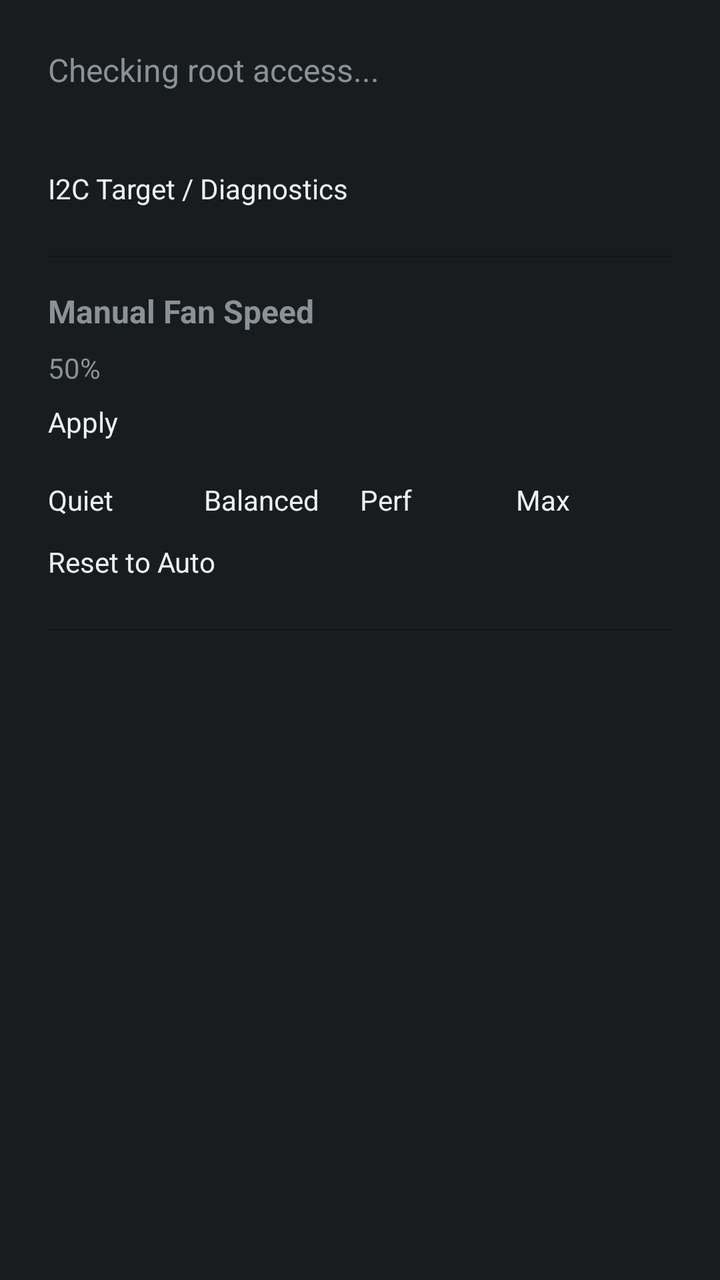
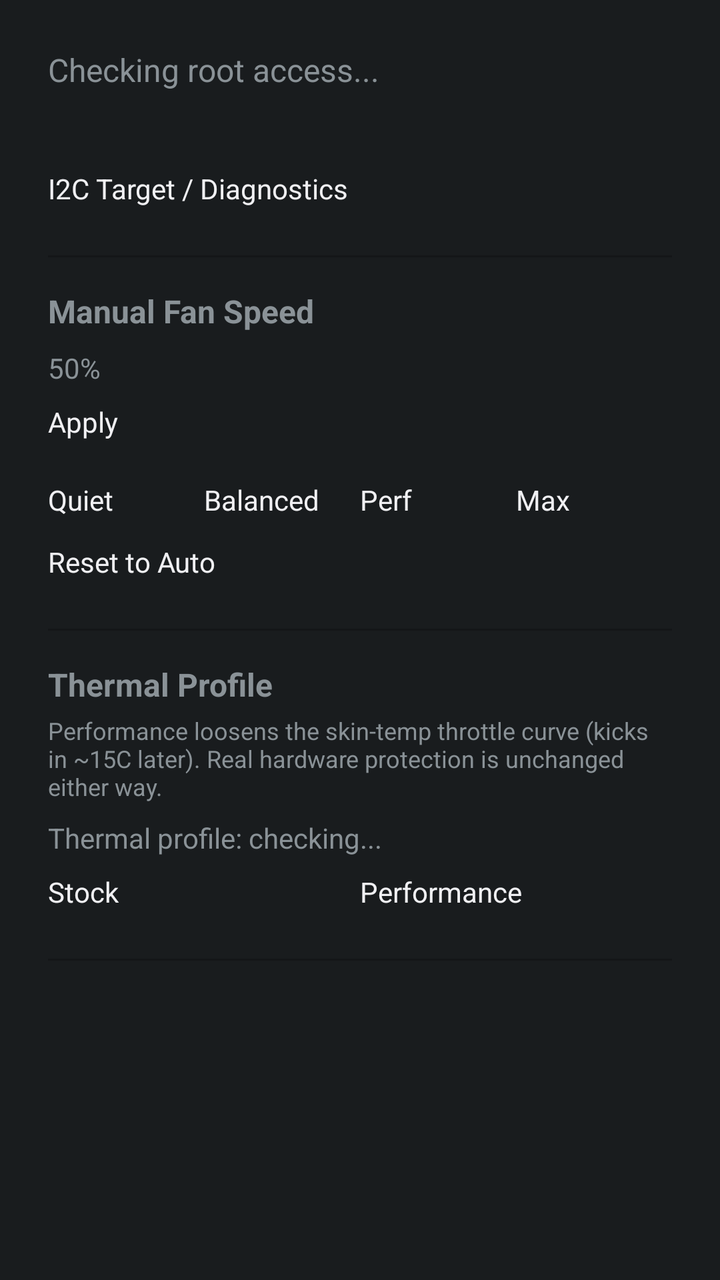

Compare the two renders of this Android layout. The source of the first and the diff that turns it into the second are given below.
<!-- AndroidManifest.xml: application theme android:Theme.DeviceDefault -->
<!-- res/layout/activity_main.xml -->
<?xml version="1.0" encoding="utf-8"?>
<ScrollView xmlns:android="http://schemas.android.com/apk/res/android"
    android:layout_width="match_parent"
    android:layout_height="match_parent">

    <LinearLayout
        android:layout_width="match_parent"
        android:layout_height="wrap_content"
        android:orientation="vertical"
        android:padding="24dp">

        <TextView
            android:id="@+id/root_status"
            android:layout_width="wrap_content"
            android:layout_height="wrap_content"
            android:textSize="16sp"
            android:text="Checking root access..." />

        <TextView
            android:id="@+id/path_status"
            android:layout_width="wrap_content"
            android:layout_height="wrap_content"
            android:layout_marginTop="4dp"
            android:textSize="14sp"
            android:text="" />

        <Button
            android:id="@+id/grant_shizuku_button"
            android:layout_width="wrap_content"
            android:layout_height="wrap_content"
            android:layout_marginTop="8dp"
            android:text="Grant Shizuku Permission"
            android:visibility="gone" />

        <Button
            android:id="@+id/discover_button"
            android:layout_width="wrap_content"
            android:layout_height="wrap_content"
            android:layout_marginTop="16dp"
            android:text="I2C Target / Diagnostics" />

        <View
            android:layout_width="match_parent"
            android:layout_height="1dp"
            android:layout_marginTop="24dp"
            android:layout_marginBottom="16dp"
            android:background="#33000000" />

        <TextView
            android:layout_width="wrap_content"
            android:layout_height="wrap_content"
            android:textSize="16sp"
            android:textStyle="bold"
            android:text="Manual Fan Speed" />

        <SeekBar
            android:id="@+id/percent_seekbar"
            android:layout_width="match_parent"
            android:layout_height="wrap_content"
            android:layout_marginTop="8dp"
            android:max="100" />

        <TextView
            android:id="@+id/percent_label"
            android:layout_width="wrap_content"
            android:layout_height="wrap_content"
            android:text="50%" />

        <Button
            android:id="@+id/apply_button"
            android:layout_width="wrap_content"
            android:layout_height="wrap_content"
            android:layout_marginTop="8dp"
            android:text="Apply" />

        <LinearLayout
            android:layout_width="match_parent"
            android:layout_height="wrap_content"
            android:layout_marginTop="20dp"
            android:orientation="horizontal"
            android:weightSum="4">

            <Button
                android:id="@+id/preset_quiet"
                android:layout_width="0dp"
                android:layout_weight="1"
                android:layout_height="wrap_content"
                android:text="Quiet" />

            <Button
                android:id="@+id/preset_balanced"
                android:layout_width="0dp"
                android:layout_weight="1"
                android:layout_height="wrap_content"
                android:text="Balanced" />

            <Button
                android:id="@+id/preset_performance"
                android:layout_width="0dp"
                android:layout_weight="1"
                android:layout_height="wrap_content"
                android:text="Perf" />

            <Button
                android:id="@+id/preset_max"
                android:layout_width="0dp"
                android:layout_weight="1"
                android:layout_height="wrap_content"
                android:text="Max" />

        </LinearLayout>

        <Button
            android:id="@+id/reset_auto_button"
            android:layout_width="wrap_content"
            android:layout_height="wrap_content"
            android:layout_marginTop="12dp"
            android:text="Reset to Auto" />

        <View
            android:layout_width="match_parent"
            android:layout_height="1dp"
            android:layout_marginTop="24dp"
            android:layout_marginBottom="12dp"
            android:background="#33000000" />

        <TextView
            android:id="@+id/log_view"
            android:layout_width="match_parent"
            android:layout_height="wrap_content"
            android:fontFamily="monospace"
            android:textSize="12sp"
            android:text="" />

    </LinearLayout>

</ScrollView>
<!-- resources referenced by this layout -->
<resources>

</resources>

<!-- the commit's change to res/layout/activity_main.xml (unified diff, before → after) -->
@@ -121,6 +121,57 @@
             android:layout_width="match_parent"
             android:layout_height="1dp"
             android:layout_marginTop="24dp"
+            android:layout_marginBottom="16dp"
+            android:background="#33000000" />
+
+        <TextView
+            android:layout_width="wrap_content"
+            android:layout_height="wrap_content"
+            android:textSize="16sp"
+            android:textStyle="bold"
+            android:text="Thermal Profile" />
+
+        <TextView
+            android:layout_width="wrap_content"
+            android:layout_height="wrap_content"
+            android:layout_marginTop="4dp"
+            android:textSize="12sp"
+            android:text="Performance loosens the skin-temp throttle curve (kicks in ~15C later). Real hardware protection is unchanged either way." />
+
+        <TextView
+            android:id="@+id/thermal_profile_status"
+            android:layout_width="wrap_content"
+            android:layout_height="wrap_content"
+            android:layout_marginTop="8dp"
+            android:text="Thermal profile: checking..." />
+
+        <LinearLayout
+            android:layout_width="match_parent"
+            android:layout_height="wrap_content"
+            android:layout_marginTop="8dp"
+            android:orientation="horizontal"
+            android:weightSum="2">
+
+            <Button
+                android:id="@+id/thermal_stock_button"
+                android:layout_width="0dp"
+                android:layout_weight="1"
+                android:layout_height="wrap_content"
+                android:text="Stock" />
+
+            <Button
+                android:id="@+id/thermal_performance_button"
+                android:layout_width="0dp"
+                android:layout_weight="1"
+                android:layout_height="wrap_content"
+                android:text="Performance" />
+
+        </LinearLayout>
+
+        <View
+            android:layout_width="match_parent"
+            android:layout_height="1dp"
+            android:layout_marginTop="24dp"
             android:layout_marginBottom="12dp"
             android:background="#33000000" />
 
